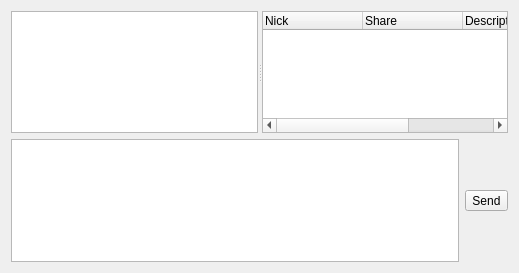
The window that ui/HUBWindow.ui (apavelm/stildcpp) describes before a commit, drawn with Qt 5.
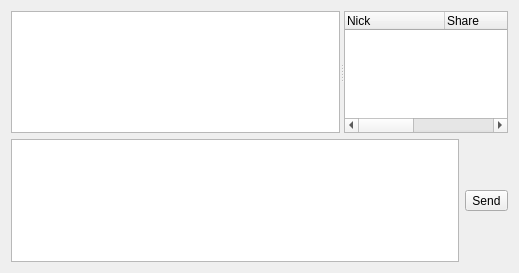
The same window after the commit. Custom widgets are drawn as their Qt base class.

What changed in the file:
```diff
--- a/ui/HUBWindow.ui
+++ b/ui/HUBWindow.ui
@@ -27,6 +27,12 @@
         <bool>false</bool>
        </property>
        <widget class="ChatView" name="editor" >
+        <property name="sizePolicy" >
+         <sizepolicy vsizetype="Expanding" hsizetype="Expanding" >
+          <horstretch>2</horstretch>
+          <verstretch>0</verstretch>
+         </sizepolicy>
+        </property>
         <property name="undoRedoEnabled" >
          <bool>false</bool>
         </property>
@@ -38,6 +44,12 @@
         </property>
        </widget>
        <widget class="QTreeWidget" name="userlist" >
+        <property name="sizePolicy" >
+         <sizepolicy vsizetype="Expanding" hsizetype="Preferred" >
+          <horstretch>1</horstretch>
+          <verstretch>0</verstretch>
+         </sizepolicy>
+        </property>
         <property name="rootIsDecorated" >
          <bool>true</bool>
         </property>
```
